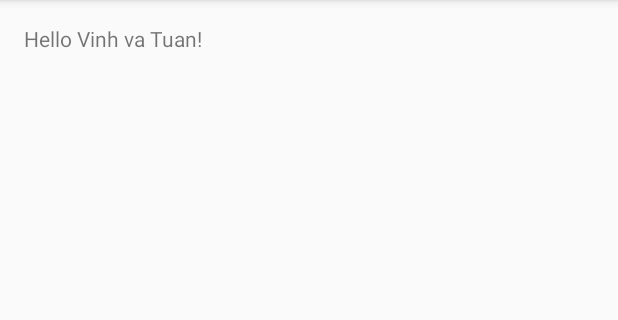
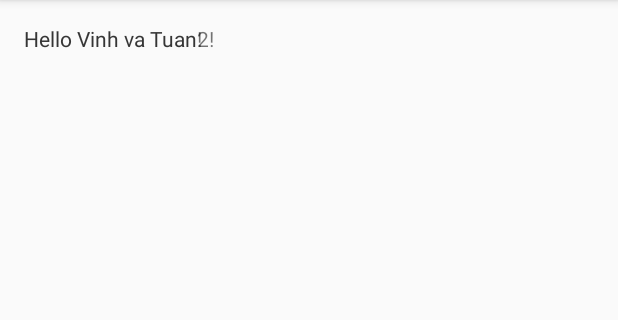
Before and after one commit to doanpt9x/FinalT3H, an Android app: the screen it shows after launch (MainActivity), on a phone screen of 412 x 824 dp, the part 84-404 px from its top. Run offline under Robolectric (Android 15) with nearby library versions, the phone set to English and light mode, and no system bars.

Commit message:
demo may tuan

```diff
--- a/app/src/main/res/layout/activity_main.xml
+++ b/app/src/main/res/layout/activity_main.xml
@@ -13,4 +13,8 @@
         android:layout_width="wrap_content"
         android:layout_height="wrap_content"
         android:text="Hello Vinh va Tuan!" />
+    <TextView
+        android:layout_width="wrap_content"
+        android:layout_height="wrap_content"
+        android:text="Hello Vinh va Tuan2!" />
 </RelativeLayout>
```
Also changed, not shown: 1 other file.
